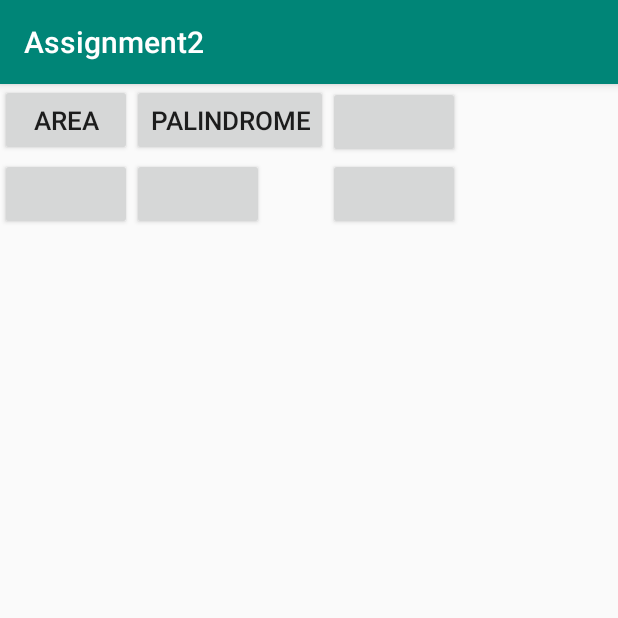
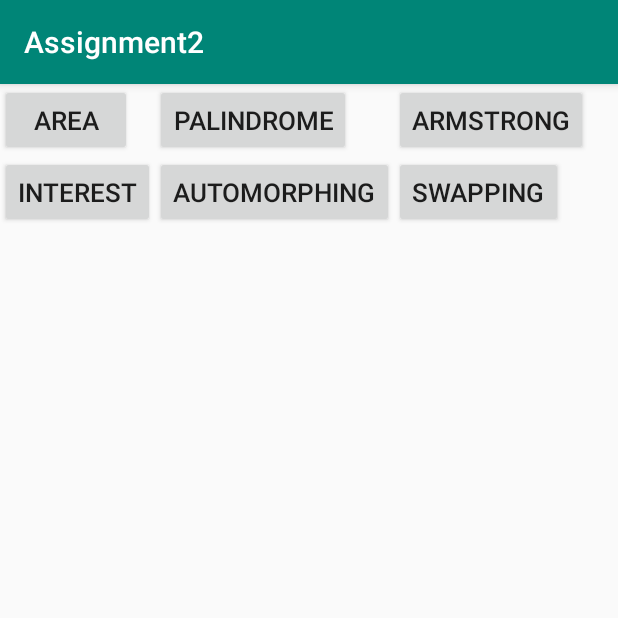
Before and after one commit to stainer33/Assignment2, an Android app: the screen it shows after launch (MainActivity), on a phone screen of 412 x 824 dp, the top half of it. Run offline under Robolectric (Android 15) with nearby library versions, the phone set to English and light mode, and no system bars.

Commit message:
Area of circle done

```diff
--- a/app/build.gradle
+++ b/app/build.gradle
@@ -23,6 +23,7 @@ dependencies {
     implementation fileTree(dir: 'libs', include: ['*.jar'])
     implementation 'androidx.appcompat:appcompat:1.1.0'
     implementation 'androidx.constraintlayout:constraintlayout:1.1.3'
+    implementation 'androidx.legacy:legacy-support-v4:1.0.0'
     testImplementation 'junit:junit:4.12'
     androidTestImplementation 'androidx.test.ext:junit:1.1.1'
     androidTestImplementation 'androidx.test.espresso:espresso-core:3.2.0'
--- a/app/src/main/java/com/e/assignment2/MainActivity.java
+++ b/app/src/main/java/com/e/assignment2/MainActivity.java
@@ -1,14 +1,51 @@
 package com.e.assignment2;
 
 import androidx.appcompat.app.AppCompatActivity;
+import androidx.fragment.app.FragmentManager;
+import androidx.fragment.app.FragmentTransaction;
 
 import android.os.Bundle;
+import android.view.View;
+import android.widget.Button;
 
-public class MainActivity extends AppCompatActivity {
+import com.e.assignment2.fragments.AreaFragment;
 
+public class MainActivity extends AppCompatActivity implements View.OnClickListener {
+
+Button area, automorphing, armstrong, palindrome,SI,swapping;
     @Override
     protected void onCreate(Bundle savedInstanceState) {
         super.onCreate(savedInstanceState);
         setContentView(R.layout.activity_main);
+
+
+        area = findViewById(R.id.area);
+        automorphing=findViewById(R.id.automorphing);
+        armstrong=findViewById(R.id.Armstrong);
+        palindrome=findViewById(R.id.palindrome);
+        SI=findViewById(R.id.SI);
+        swapping=findViewById(R.id.swapping);
+
+        area.setOnClickListener(this);
+        automorphing.setOnClickListener(this);
+        armstrong.setOnClickListener(this);
+        palindrome.setOnClickListener(this);
+        SI.setOnClickListener(this);
+        swapping.setOnClickListener(this);
+    }
+
+    @Override
+    public void onClick(View v) {
+        FragmentManager fragmentManager=getSupportFragmentManager();
+        FragmentTransaction fragmentTransaction=fragmentManager.beginTransaction();
+
+        switch (v.getId())
+        {
+            case R.id.area:
+                AreaFragment areaFragment=new AreaFragment();
+                fragmentTransaction.replace(R.id.fragContainer,areaFragment);
+                fragmentTransaction.commit();
+
+        }
     }
 }
--- a/app/src/main/res/layout/activity_main.xml
+++ b/app/src/main/res/layout/activity_main.xml
@@ -4,7 +4,9 @@
     xmlns:tools="http://schemas.android.com/tools"
     android:layout_width="match_parent"
     android:layout_height="match_parent"
-    tools:context=".MainActivity">
+    tools:context=".MainActivity"
+    android:id="@+id/fragContainer"
+    android:orientation="vertical">
 <GridLayout
     android:layout_width="wrap_content"
     android:layout_height="wrap_content"
@@ -25,19 +27,27 @@
     <Button
         android:layout_width="wrap_content"
         android:layout_height="wrap_content"
+        android:text="Armstrong"
+        android:textSize="17sp"
         android:id="@+id/Armstrong"></Button>
     <Button
         android:layout_width="wrap_content"
         android:layout_height="wrap_content"
-        android:id="@+id/SI"></Button>
+        android:id="@+id/SI"
+        android:text="Interest"
+        android:textSize="17sp"></Button>
     <Button
         android:layout_width="wrap_content"
         android:layout_height="wrap_content"
-        android:id="@+id/automorphing"></Button>
+        android:id="@+id/automorphing"
+        android:text="Automorphing"
+        android:textSize="17sp"></Button>
     <Button
         android:layout_width="wrap_content"
         android:layout_height="wrap_content"
-        android:id="@+id/swapping"></Button>
+        android:id="@+id/swapping"
+        android:text="Swapping"
+        android:textSize="17sp"></Button>
 </GridLayout>
 
 
--- a/app/src/main/res/values/strings.xml
+++ b/app/src/main/res/values/strings.xml
@@ -1,3 +1,6 @@
 <resources>
     <string name="app_name">Assignment2</string>
+
+    <!-- TODO: Remove or change this placeholder text -->
+    <string name="hello_blank_fragment">Hello blank fragment</string>
 </resources>
```
Also changed, not shown: app/src/main/java/com/e/assignment2/fragments/AreaFragment.java (added, +45 -0 lines), app/src/main/res/layout/fragment_area.xml (added, +33 -0 lines).
